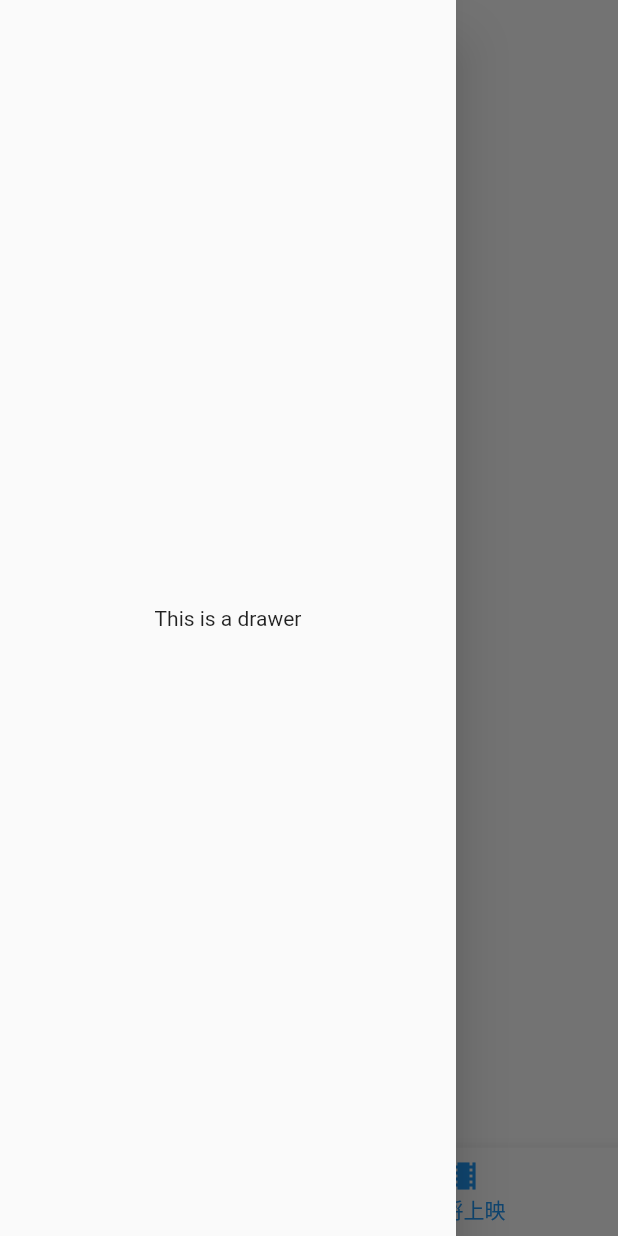
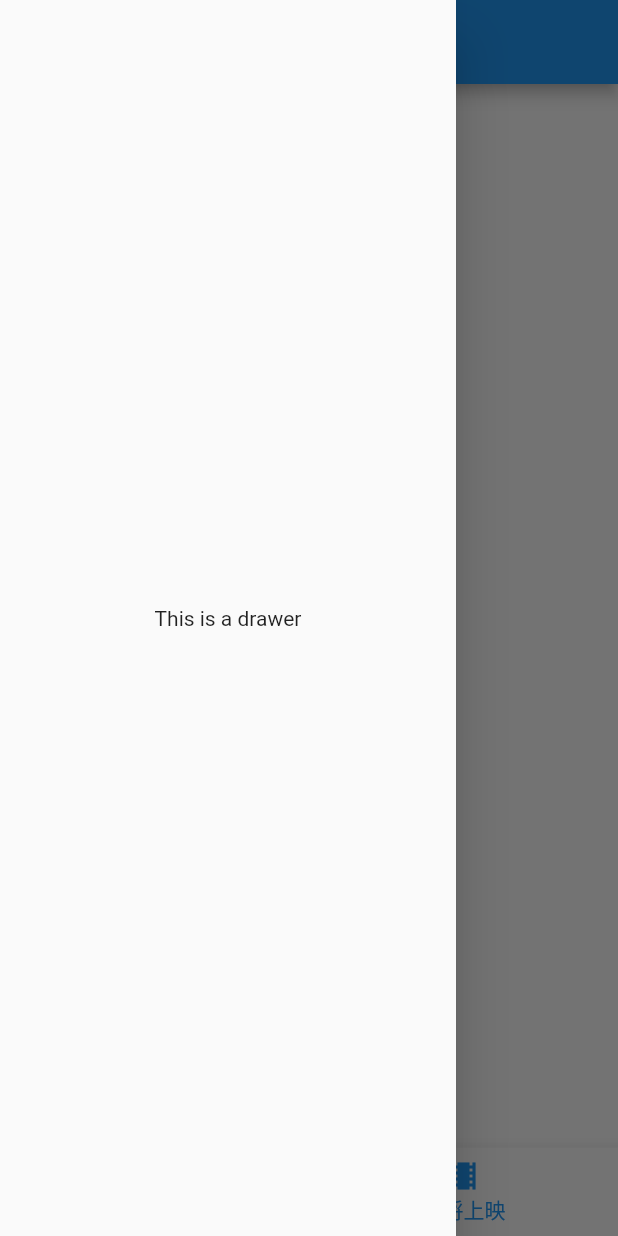
Before and after one commit to FlyingMiaow/douban_movie, a Flutter app: the screen it shows after launch, item 2 of the bottom bar chosen, with the side drawer open, on a phone screen of 412 x 824 dp. Run offline on Flutter 3.47's test engine with Material 2 defaults, Android fonts, the phone set to English and light mode, and no system bars; our stand-ins replace transparent_image; network calls fail.

Commit message:
更新项目结构

```diff
--- a/lib/pages/MainPage.dart
+++ b/lib/pages/MainPage.dart
@@ -38,6 +38,9 @@ class _MainPageState extends State<MainPage> {
   @override
   Widget build(BuildContext context) {
     return Scaffold(
+      appBar: new AppBar(
+        title: new Text(_bottomBarTitles[_tableIndex]),
+      ),
       body: _bodies[_tableIndex],
       bottomNavigationBar: new BottomNavigationBar(
         items: [
--- a/lib/pages/MovieDetailPage.dart
+++ b/lib/pages/MovieDetailPage.dart
@@ -3,7 +3,7 @@ import 'dart:convert';
 
 import 'package:flutter/material.dart';
 import 'package:transparent_image/transparent_image.dart';
-import '../classes/MovieListClass.dart';
+import '../classes/MovieClass.dart';
 import '../classes/MovieDetailClass.dart';
 
 class MovieDetailPage extends StatefulWidget {
```
Also changed, not shown: lib/pages/MovieListPage.dart (+3 -6 lines), lib/classes/MovieClass.dart (renamed from lib/classes/MovieListClass.dart).
